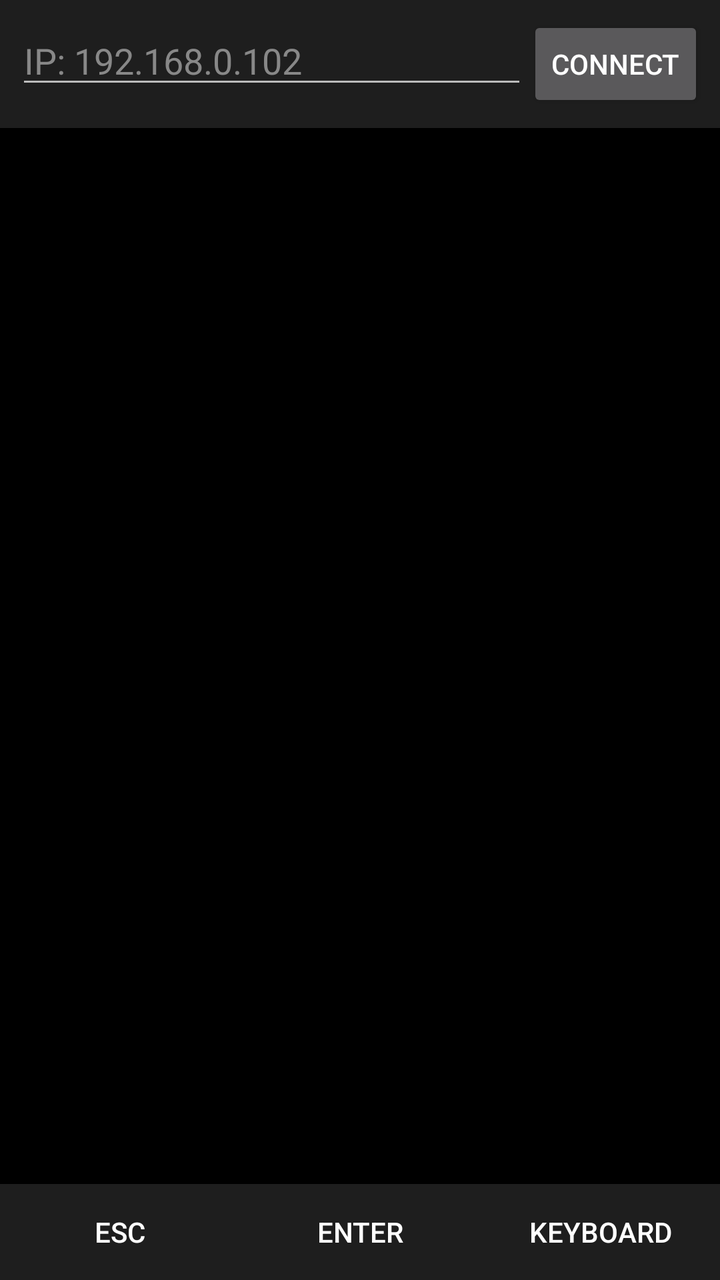
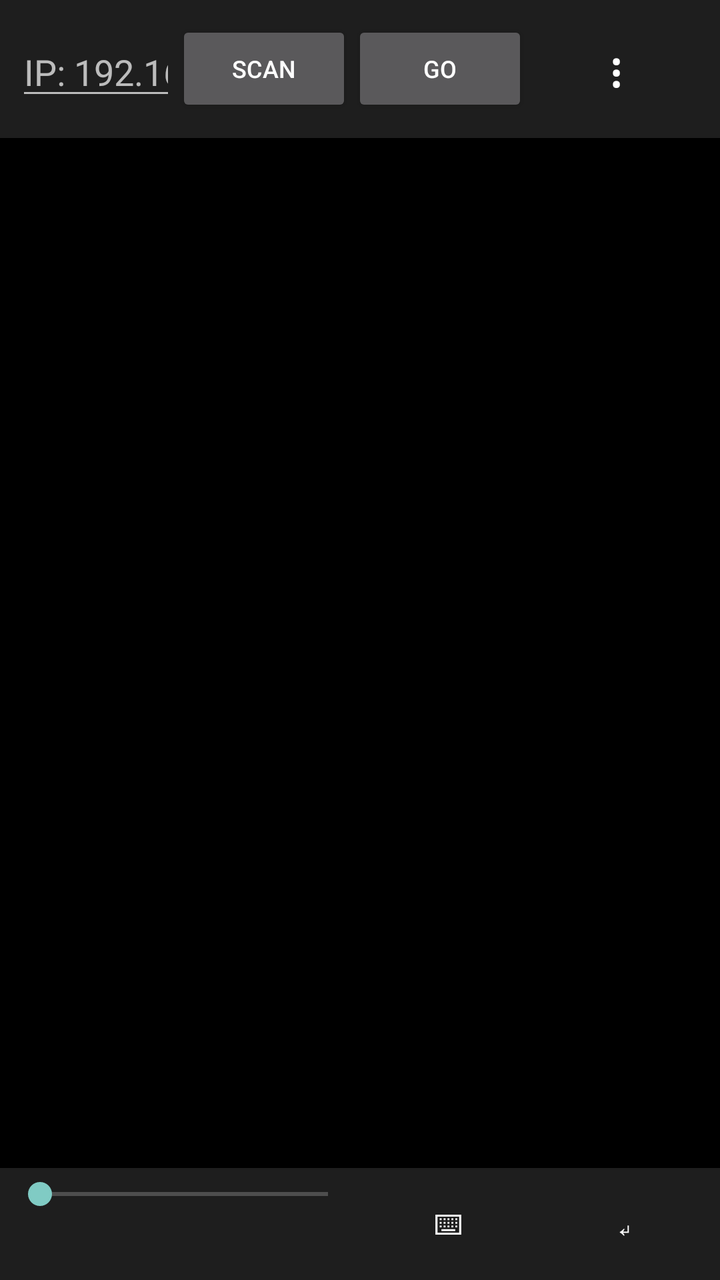

Screens rendered from an Android XML layout before and after an edit, with the pre-edit source and the edit as a unified diff.
<!-- AndroidManifest.xml: application theme Theme.AppCompat.NoActionBar -->
<!-- res/layout/activity_main.xml -->
<?xml version="1.0" encoding="utf-8"?>
<LinearLayout xmlns:android="http://schemas.android.com/apk/res/android"
    android:layout_width="match_parent"
    android:layout_height="match_parent"
    android:orientation="vertical"
    android:background="#000000">
    <LinearLayout
        android:layout_width="match_parent"
        android:layout_height="wrap_content"
        android:orientation="horizontal"
        android:padding="8dp"
        android:background="#1E1E1E">
        <EditText
            android:id="@+id/ipInput"
            android:layout_width="0dp"
            android:layout_weight="1"
            android:layout_height="wrap_content"
            android:hint="IP: 192.168.0.102"
            android:textColor="#FFFFFF"
            android:textColorHint="#888888"
            android:inputType="text"/>
        <Button
            android:id="@+id/connectBtn"
            android:layout_width="wrap_content"
            android:layout_height="wrap_content"
            android:text="Connect"/>
    </LinearLayout>
    <ImageView
        android:id="@+id/screenView"
        android:layout_width="match_parent"
        android:layout_height="0dp"
        android:layout_weight="1"
        android:scaleType="fitCenter"/>
    <LinearLayout
        android:layout_width="match_parent"
        android:layout_height="wrap_content"
        android:orientation="horizontal"
        android:background="#1E1E1E">
        <Button android:id="@+id/btnEsc" style="?android:attr/borderlessButtonStyle" android:layout_width="0dp" android:layout_weight="1" android:layout_height="wrap_content" android:text="ESC" android:textColor="#FFFFFF"/>
        <Button android:id="@+id/btnEnter" style="?android:attr/borderlessButtonStyle" android:layout_width="0dp" android:layout_weight="1" android:layout_height="wrap_content" android:text="ENTER" android:textColor="#FFFFFF"/>
        <Button android:id="@+id/btnKeyboard" style="?android:attr/borderlessButtonStyle" android:layout_width="0dp" android:layout_weight="1" android:layout_height="wrap_content" android:text="KEYBOARD" android:textColor="#FFFFFF"/>
    </LinearLayout>
</LinearLayout>
<!-- resources referenced by this layout -->
<resources>

</resources>

<!-- the commit's change to res/layout/activity_main.xml (unified diff, before → after) -->
@@ -1,43 +1,31 @@
 <?xml version="1.0" encoding="utf-8"?>
 <LinearLayout xmlns:android="http://schemas.android.com/apk/res/android"
-    android:layout_width="match_parent"
-    android:layout_height="match_parent"
-    android:orientation="vertical"
-    android:background="#000000">
-    <LinearLayout
-        android:layout_width="match_parent"
-        android:layout_height="wrap_content"
-        android:orientation="horizontal"
-        android:padding="8dp"
-        android:background="#1E1E1E">
-        <EditText
-            android:id="@+id/ipInput"
-            android:layout_width="0dp"
-            android:layout_weight="1"
-            android:layout_height="wrap_content"
-            android:hint="IP: 192.168.0.102"
-            android:textColor="#FFFFFF"
-            android:textColorHint="#888888"
-            android:inputType="text"/>
-        <Button
-            android:id="@+id/connectBtn"
-            android:layout_width="wrap_content"
-            android:layout_height="wrap_content"
-            android:text="Connect"/>
+    android:layout_width="match_parent" android:layout_height="match_parent"
+    android:orientation="vertical" android:background="#000000">
+
+    <LinearLayout android:layout_width="match_parent" android:layout_height="wrap_content"
+        android:orientation="horizontal" android:padding="8dp" android:background="#1E1E1E" android:gravity="center_vertical">
+        <EditText android:id="@+id/ipInput" android:layout_width="0dp" android:layout_weight="1"
+            android:layout_height="wrap_content" android:hint="IP: 192.168.x.x"
+            android:textColor="#FFFFFF" android:inputType="text"/>
+        <Button android:id="@+id/scanBtn" android:layout_width="wrap_content"
+            android:layout_height="wrap_content" android:text="Scan" android:textSize="12sp"/>
+        <Button android:id="@+id/connectBtn" android:layout_width="wrap_content"
+            android:layout_height="wrap_content" android:text="Go" android:textSize="12sp"/>
+        <Button android:id="@+id/menuBtn" style="?android:attr/borderlessButtonStyle"
+            android:layout_width="wrap_content" android:layout_height="wrap_content"
+            android:text="⋮" android:textColor="#FFFFFF" android:textSize="24sp"/>
     </LinearLayout>
-    <ImageView
-        android:id="@+id/screenView"
-        android:layout_width="match_parent"
-        android:layout_height="0dp"
-        android:layout_weight="1"
-        android:scaleType="fitCenter"/>
-    <LinearLayout
-        android:layout_width="match_parent"
-        android:layout_height="wrap_content"
-        android:orientation="horizontal"
-        android:background="#1E1E1E">
-        <Button android:id="@+id/btnEsc" style="?android:attr/borderlessButtonStyle" android:layout_width="0dp" android:layout_weight="1" android:layout_height="wrap_content" android:text="ESC" android:textColor="#FFFFFF"/>
-        <Button android:id="@+id/btnEnter" style="?android:attr/borderlessButtonStyle" android:layout_width="0dp" android:layout_weight="1" android:layout_height="wrap_content" android:text="ENTER" android:textColor="#FFFFFF"/>
-        <Button android:id="@+id/btnKeyboard" style="?android:attr/borderlessButtonStyle" android:layout_width="0dp" android:layout_weight="1" android:layout_height="wrap_content" android:text="KEYBOARD" android:textColor="#FFFFFF"/>
+
+    <ImageView android:id="@+id/screenView" android:layout_width="match_parent"
+        android:layout_height="0dp" android:layout_weight="1" android:scaleType="fitCenter"/>
+
+    <LinearLayout android:layout_width="match_parent" android:layout_height="wrap_content"
+        android:orientation="horizontal" android:background="#1E1E1E" android:padding="4dp">
+        <SeekBar android:id="@+id/qualityBar" android:layout_width="0dp" android:layout_weight="1" android:layout_height="wrap_content"/>
+        <Button android:id="@+id/btnKeyboard" style="?android:attr/borderlessButtonStyle"
+            android:layout_width="wrap_content" android:layout_height="wrap_content" android:text="⌨" android:textColor="#FFFFFF"/>
+        <Button android:id="@+id/btnEnter" style="?android:attr/borderlessButtonStyle"
+            android:layout_width="wrap_content" android:layout_height="wrap_content" android:text="↵" android:textColor="#FFFFFF"/>
     </LinearLayout>
 </LinearLayout>
